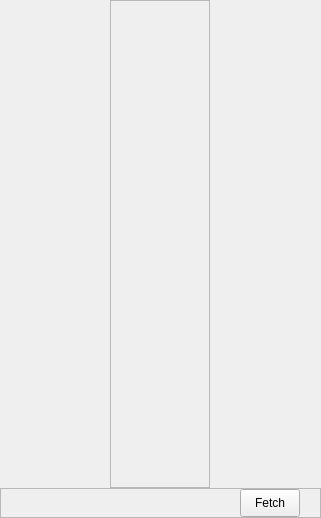
The window that views/pages/fetch_jobs/fetch_jobs/main.ui (ozanpempegul/RoleMatcher) describes before a commit, drawn with Qt 5.
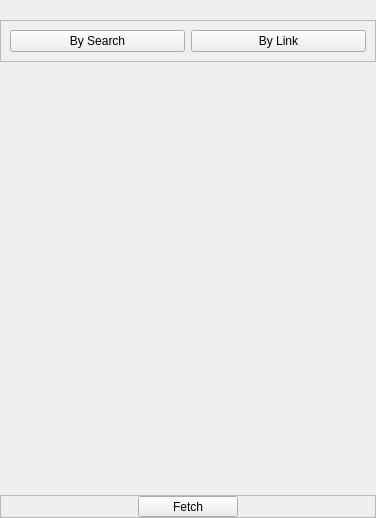
The same window after the commit.

Commit message: Add link-based job fetching and fix job list refresh after save Introduce fetch-by-URL support for LinkedIn, Indeed, and ZipRecruiter, with a new link tab in the fetch jobs UI. Harden worker lifecycle handling to prevent overlapping fetches and disconnect stale signal connections. Fix the job list not showing saved jobs by loading on startup, refreshing when navigating to the page, and using queued signal delivery. Improve save feedback with saved/skipped counts and duplicate detection, and pin the SQLite database path to the project root.

```diff
--- a/views/pages/fetch_jobs/fetch_jobs/main.ui
+++ b/views/pages/fetch_jobs/fetch_jobs/main.ui
@@ -6,7 +6,7 @@
    <rect>
     <x>0</x>
     <y>0</y>
-    <width>321</width>
+    <width>376</width>
     <height>518</height>
    </rect>
   </property>
@@ -21,7 +21,7 @@
     <number>0</number>
    </property>
    <property name="topMargin">
-    <number>0</number>
+    <number>20</number>
    </property>
    <property name="rightMargin">
     <number>0</number>
@@ -29,22 +29,35 @@
    <property name="bottomMargin">
     <number>0</number>
    </property>
-   <item alignment="Qt::AlignmentFlag::AlignHCenter">
-    <widget class="QFrame" name="frame_config">
-     <property name="minimumSize">
-      <size>
-       <width>100</width>
-       <height>0</height>
-      </size>
-     </property>
+   <item>
+    <widget class="QFrame" name="frame">
      <property name="frameShape">
       <enum>QFrame::Shape::StyledPanel</enum>
      </property>
      <property name="frameShadow">
       <enum>QFrame::Shadow::Raised</enum>
      </property>
+     <layout class="QHBoxLayout" name="horizontalLayout_2">
+      <item>
+       <widget class="QPushButton" name="pushButton_by_search">
+        <property name="text">
+         <string>By Search</string>
+        </property>
+       </widget>
+      </item>
+      <item>
+       <widget class="QPushButton" name="pushButton_by_link">
+        <property name="text">
+         <string>By Link</string>
+        </property>
+       </widget>
+      </item>
+     </layout>
     </widget>
    </item>
+   <item>
+    <widget class="QStackedWidget" name="stackedWidget_pages"/>
+   </item>
    <item>
     <widget class="QFrame" name="frame_2">
      <property name="minimumSize">
@@ -73,25 +86,12 @@
        <number>0</number>
       </property>
       <property name="rightMargin">
-       <number>20</number>
+       <number>0</number>
       </property>
       <property name="bottomMargin">
        <number>0</number>
       </property>
-      <item>
-       <spacer name="horizontalSpacer">
-        <property name="orientation">
-         <enum>Qt::Orientation::Horizontal</enum>
-        </property>
-        <property name="sizeHint" stdset="0">
-         <size>
-          <width>40</width>
-          <height>20</height>
-         </size>
-        </property>
-       </spacer>
-      </item>
-      <item>
+      <item alignment="Qt::AlignmentFlag::AlignHCenter">
        <widget class="QToolButton" name="toolButton_fetch">
         <property name="sizePolicy">
          <sizepolicy hsizetype="Preferred" vsizetype="Preferred">
@@ -101,7 +101,7 @@
         </property>
         <property name="minimumSize">
          <size>
-          <width>60</width>
+          <width>100</width>
           <height>0</height>
          </size>
         </property>
```
The commit also changes 13 other files.
